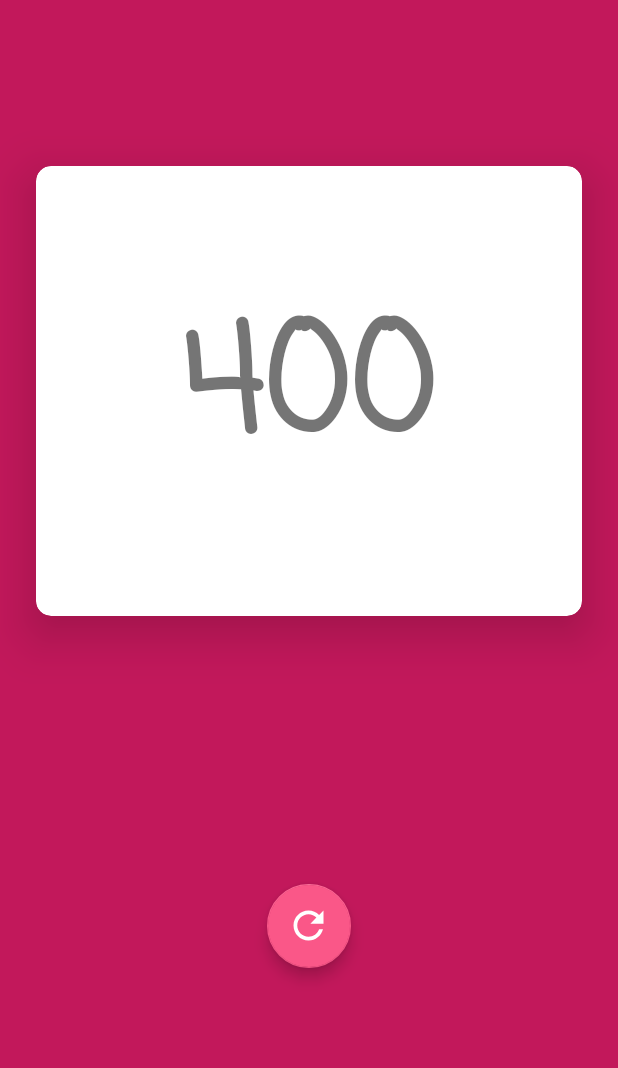
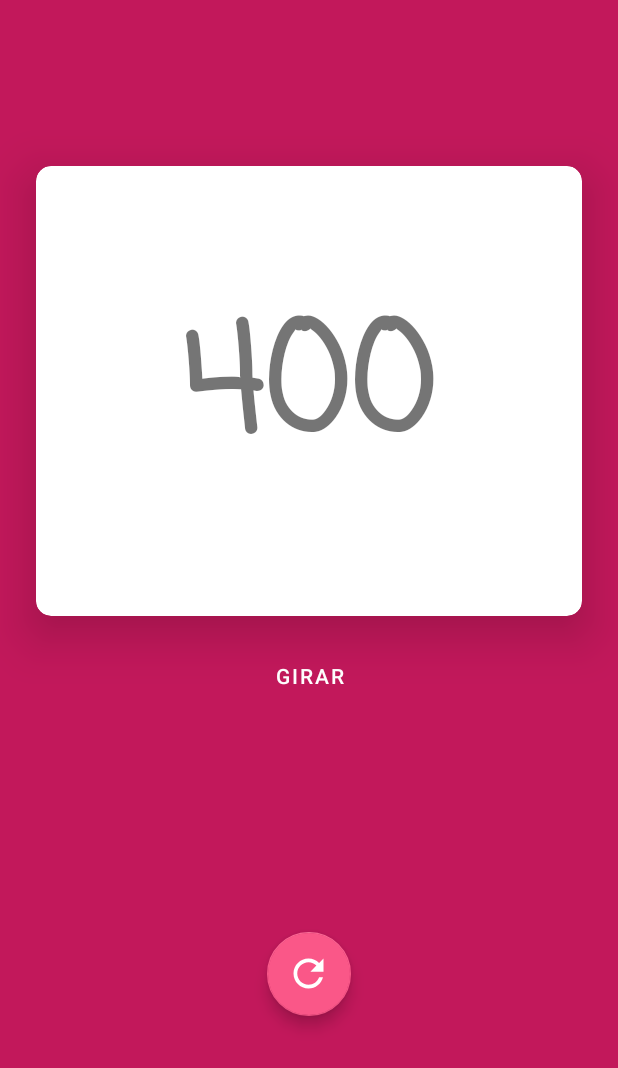
Before and after one commit to jvsena42/StatusCats, an Android app: the layout activity_main.xml on its own in the app's theme, with its tools: preview values and no code run, on a phone screen of 412 x 824 dp. Shown: the top 1068 px of the screen. Run offline under Robolectric (Android 15) with nearby library versions, the phone set to English and light mode, and no system bars.

Commit message:
[ADD] activity_main.xml / MainActivity.kt - Botão de flip

```diff
--- a/app/src/main/java/com/bulletapps/statuscats/MainActivity.kt
+++ b/app/src/main/java/com/bulletapps/statuscats/MainActivity.kt
@@ -29,7 +29,7 @@ class MainActivity : AppCompatActivity() {
         back_anim = AnimatorInflater.loadAnimator(applicationContext,R.animator.back_animator) as AnimatorSet
 
         //Event Listener
-        binding.fabRefresh.setOnClickListener {
+        binding.btFlip.setOnClickListener {
             if (isFront){
                 front_anim.setTarget(binding.cvFront)
                 back_anim.setTarget(binding.cvBack)
--- a/app/src/main/res/layout/activity_main.xml
+++ b/app/src/main/res/layout/activity_main.xml
@@ -79,9 +79,23 @@
             app:layout_constraintBottom_toBottomOf="parent"
             app:layout_constraintEnd_toEndOf="parent"
             app:layout_constraintStart_toStartOf="parent"
-            app:layout_constraintTop_toBottomOf="@+id/cv_front"
+            app:layout_constraintTop_toBottomOf="@+id/bt_flip"
             app:maxImageSize="30dp"
             app:srcCompat="@drawable/ic_refresh" />
 
+        <com.google.android.material.button.MaterialButton
+            android:id="@+id/bt_flip"
+            style="@style/Widget.MaterialComponents.Button.TextButton"
+            android:layout_width="0dp"
+            android:layout_height="wrap_content"
+            android:layout_marginTop="16dp"
+            android:text="@string/flip"
+            android:textColor="@color/white"
+            app:layout_constraintEnd_toEndOf="@+id/cv_front"
+            app:layout_constraintStart_toStartOf="@+id/cv_front"
+            app:layout_constraintTop_toBottomOf="@+id/cv_front"
+            app:rippleColor="@color/pink_light"
+            app:strokeColor="@color/white" />
+
     </androidx.constraintlayout.widget.ConstraintLayout>
 </layout>
--- a/app/src/main/res/values-night/themes.xml
+++ /dev/null
@@ -1,16 +0,0 @@
-<resources xmlns:tools="http://schemas.android.com/tools">
-    <!-- Base application theme. -->
-    <style name="Theme.StatusCats" parent="Theme.MaterialComponents.DayNight.NoActionBar">
-        <!-- Primary brand color. -->
-        <item name="colorPrimary">@color/pink</item>
-        <item name="colorPrimaryVariant">@color/pink_dark</item>
-        <item name="colorOnPrimary">@color/black</item>
-        <!-- Secondary brand color. -->
-        <item name="colorSecondary">@color/pink_dark</item>
-        <item name="colorSecondaryVariant">@color/pink_light</item>
-        <item name="colorOnSecondary">@color/black</item>
-        <!-- Status bar color. -->
-        <item name="android:statusBarColor" tools:targetApi="l">?attr/colorPrimaryVariant</item>
-        <!-- Customize your theme here. -->
-    </style>
-</resources>
--- a/app/src/main/res/values/strings.xml
+++ b/app/src/main/res/values/strings.xml
@@ -1,3 +1,4 @@
 <resources>
     <string name="app_name">Status Cats</string>
+    <string name="flip">Girar</string>
 </resources>
```
